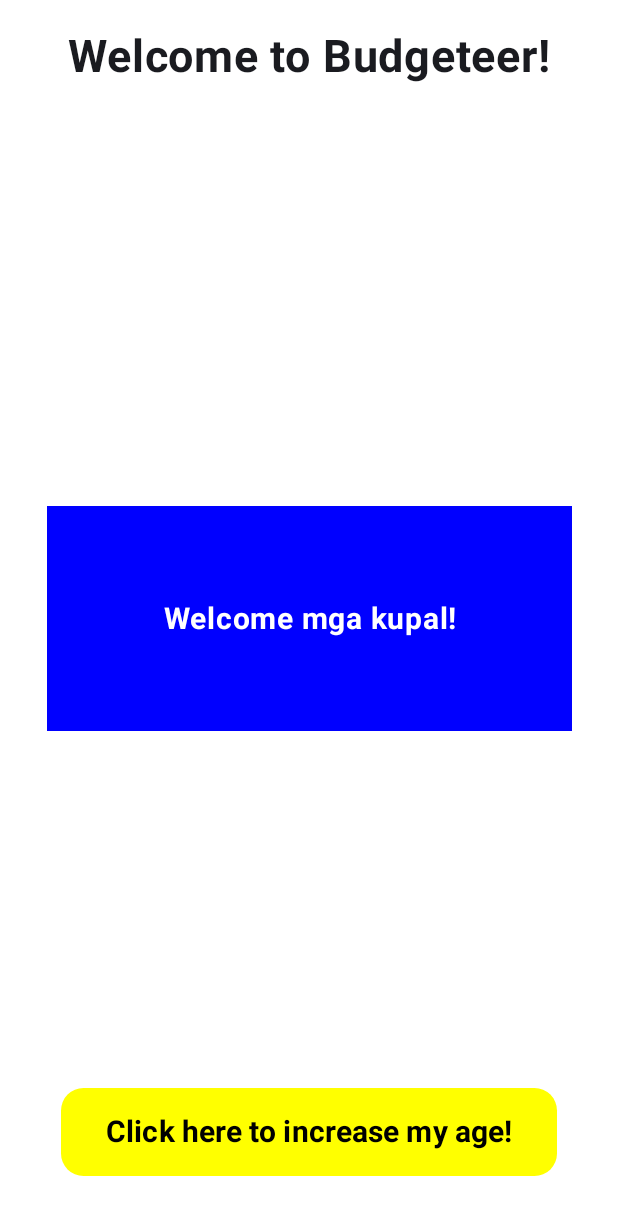
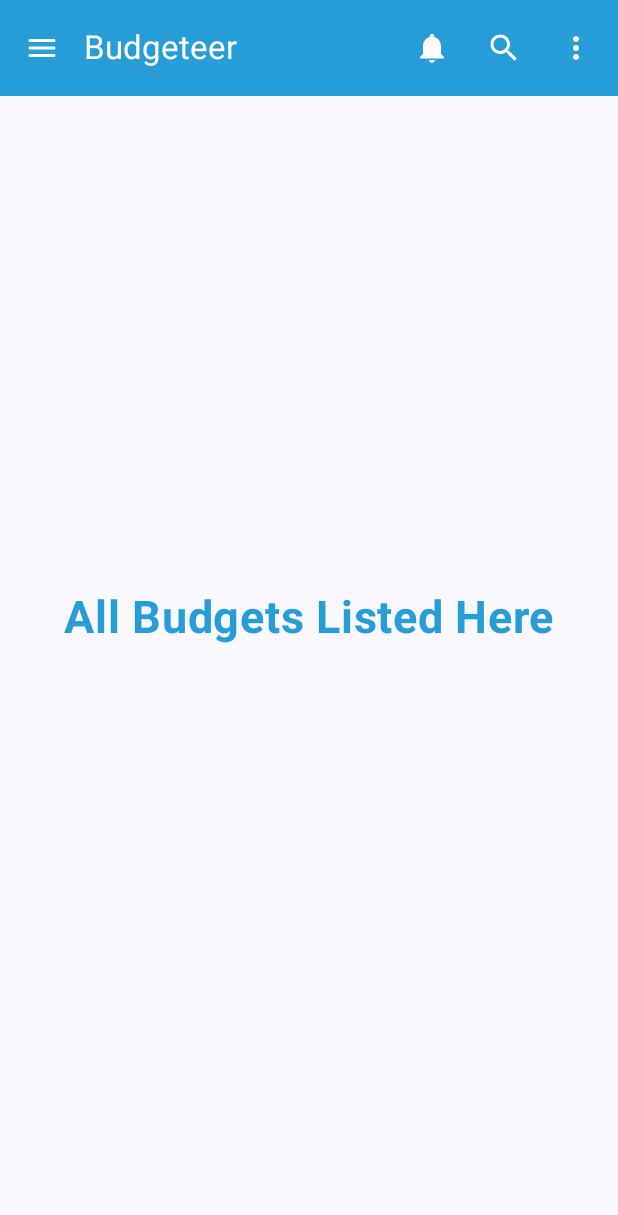
Before and after one commit to lbronn/Budgeteer, an Android app built with Jetpack Compose: the screen it shows after launch (Dashboard), on a phone screen of 412 x 824 dp. Shown: the top 1215 px of the screen. Run offline under Robolectric (Android 15) with nearby library versions, the phone set to English and light mode, and no system bars.

Commit message:
Made a proper navigation top bar and side bar (side bar opens other composable pages). Properly segregrated the files to its packages, and made a 'function_note' for references.

```diff
--- a/app/build.gradle.kts
+++ b/app/build.gradle.kts
@@ -54,6 +54,7 @@ dependencies {
     implementation(libs.material)
     implementation(libs.androidx.activity)
     implementation(libs.androidx.constraintlayout)
+    implementation (libs.androidx.navigation.compose)
     testImplementation(libs.junit)
     androidTestImplementation(libs.androidx.junit)
     androidTestImplementation(libs.androidx.espresso.core)
--- /dev/null
+++ b/app/src/main/java/com/example/budgeteer/composable_screens_handler/Screens.kt
@@ -0,0 +1,7 @@
+package com.example.budgeteer.composable_screens_handler
+
+sealed class Screens(val screen: String) {
+    data object AllBudgetList: Screens("allBudgetList")
+    data object Profile: Screens("profile")
+    data object Settings: Screens("settings")
+}
--- /dev/null
+++ b/app/src/main/java/com/example/budgeteer/composables/AllBudgetList.kt
@@ -0,0 +1,35 @@
+package com.example.budgeteer.composables
+
+import androidx.compose.foundation.layout.Arrangement
+import androidx.compose.foundation.layout.Box
+import androidx.compose.foundation.layout.Column
+import androidx.compose.foundation.layout.fillMaxSize
+import androidx.compose.material3.Text
+import androidx.compose.runtime.Composable
+import androidx.compose.ui.Alignment
+import androidx.compose.ui.Modifier
+import androidx.compose.ui.text.font.FontWeight
+import androidx.compose.ui.unit.sp
+import com.example.budgeteer.ui.theme.SteelBlue
+
+@Composable
+fun AllBudgetList() {
+    Box(
+        modifier = Modifier.fillMaxSize()
+    ) {
+        Column(
+            modifier = Modifier
+                .fillMaxSize()
+                .align(Alignment.Center),
+            horizontalAlignment = Alignment.CenterHorizontally,
+            verticalArrangement = Arrangement.Center,
+        ) {
+            Text(
+                text = "All Budgets Listed Here",
+                fontSize = 30.sp,
+                fontWeight = FontWeight.Bold,
+                color = SteelBlue
+            )
+        }
+    }
+}
--- a/app/src/main/java/com/example/budgeteer/composables/Dashboard.kt
+++ b/app/src/main/java/com/example/budgeteer/composables/Dashboard.kt
@@ -1,39 +1,54 @@
 package com.example.budgeteer.composables
 
+import android.annotation.SuppressLint
 import android.os.Bundle
+import android.widget.Toast
 import androidx.activity.ComponentActivity
 import androidx.activity.compose.setContent
 import androidx.compose.foundation.background
-import androidx.compose.foundation.layout.Arrangement
 import androidx.compose.foundation.layout.Box
-import androidx.compose.foundation.layout.Column
-import androidx.compose.foundation.layout.Row
-import androidx.compose.foundation.layout.fillMaxSize
+import androidx.compose.foundation.layout.fillMaxWidth
 import androidx.compose.foundation.layout.height
-import androidx.compose.foundation.layout.padding
-import androidx.compose.foundation.layout.width
-import androidx.compose.foundation.shape.RoundedCornerShape
-import androidx.compose.material3.Button
-import androidx.compose.material3.ButtonDefaults
+import androidx.compose.material.icons.Icons
+import androidx.compose.material.icons.filled.Close
+import androidx.compose.material.icons.filled.MoreVert
+import androidx.compose.material.icons.filled.Notifications
+import androidx.compose.material.icons.filled.Person
+import androidx.compose.material.icons.filled.Search
+import androidx.compose.material.icons.filled.Settings
+import androidx.compose.material.icons.filled.ShoppingCart
+import androidx.compose.material.icons.rounded.Menu
+import androidx.compose.material3.DrawerValue
+import androidx.compose.material3.ExperimentalMaterial3Api
+import androidx.compose.material3.HorizontalDivider
+import androidx.compose.material3.Icon
+import androidx.compose.material3.IconButton
+import androidx.compose.material3.ModalDrawerSheet
+import androidx.compose.material3.ModalNavigationDrawer
+import androidx.compose.material3.NavigationDrawerItem
+import androidx.compose.material3.Scaffold
 import androidx.compose.material3.Surface
 import androidx.compose.material3.Text
+import androidx.compose.material3.TopAppBar
+import androidx.compose.material3.TopAppBarDefaults
+import androidx.compose.material3.rememberDrawerState
 import androidx.compose.runtime.Composable
-import androidx.compose.runtime.getValue
-import androidx.compose.runtime.mutableIntStateOf
-import androidx.compose.runtime.remember
-import androidx.compose.runtime.setValue
-import androidx.compose.ui.Alignment
+import androidx.compose.runtime.rememberCoroutineScope
 import androidx.compose.ui.Modifier
 import androidx.compose.ui.graphics.Color
-import androidx.compose.ui.text.font.FontWeight
-import androidx.compose.ui.text.style.TextAlign
-import androidx.compose.ui.tooling.preview.Preview
+import androidx.compose.ui.platform.LocalContext
 import androidx.compose.ui.unit.dp
-import androidx.compose.ui.unit.sp
 import androidx.core.splashscreen.SplashScreen.Companion.installSplashScreen
+import androidx.navigation.compose.NavHost
+import androidx.navigation.compose.composable
+import androidx.navigation.compose.rememberNavController
+import com.example.budgeteer.composable_screens_handler.Screens
 import com.example.budgeteer.ui.theme.BudgeteerTheme
+import com.example.budgeteer.ui.theme.SteelBlue
+import kotlinx.coroutines.launch
 
 class Dashboard : ComponentActivity() {
+    @OptIn(ExperimentalMaterial3Api::class)
     override fun onCreate(savedInstanceState: Bundle?) {
         super.onCreate(savedInstanceState)
 //        enableEdgeToEdge()
@@ -41,139 +56,164 @@ class Dashboard : ComponentActivity() {
         setContent {
             BudgeteerTheme {
                 Surface (
-                    modifier = Modifier.fillMaxSize()
+//                    modifier = Modifier.fillMaxSize()
                 ) {
-//                    ShowTopBar()
-                    ShowBox()
-                    ShowColumn()
-                    ShowRow()
+                    ShowNavigationBar()
                 }
             }
         }
     }
 }
 
+@SuppressLint("UnusedMaterial3ScaffoldPaddingParameter")
+@ExperimentalMaterial3Api
 @Composable
-fun ShowBox() {
-    Box (
-        contentAlignment = Alignment.Center,
+fun ShowNavigationBar() {
+    val navigationController = rememberNavController()
+    val coroutineScope = rememberCoroutineScope()
+    val drawerState = rememberDrawerState(initialValue = DrawerValue.Closed)
+    val context = LocalContext.current.applicationContext
+
+    ModalNavigationDrawer(
+        drawerState = drawerState,
+        gesturesEnabled = true,
+        drawerContent = {
+            ModalDrawerSheet {
+                Box(
                     modifier = Modifier
-            .fillMaxSize()
-            .background(Color.White)
+                        .background(SteelBlue)
+                        .fillMaxWidth()
+                        .height(150.dp)
                 ) {
-        Box (
-            contentAlignment = Alignment.Center,
-            modifier = Modifier
-                .width(350.dp)
-                .height(150.dp)
-                .background(Color.Blue)
-        ) {
-            Text (
-                text = "Welcome mga kupal!",
-                textAlign = TextAlign.Center,
-                color = Color.White,
-                lineHeight = 32.sp,
-                fontWeight = FontWeight.Bold,
-                fontSize = 20.sp,
-                modifier = Modifier.padding(5.dp)
+
+                }
+                HorizontalDivider()
+                NavigationDrawerItem(
+                    label = {
+                        Text(text = "All Budget List", color = SteelBlue)
+                    },
+                    selected = false,
+                    icon = {
+                        Icon(imageVector = Icons.Default.ShoppingCart, contentDescription = "budget list", tint = SteelBlue)
+                    },
+                    onClick = {
+                        coroutineScope.launch {
+                            drawerState.close()
+                        }
+                        navigationController.navigate(Screens.AllBudgetList.screen) {
+                            popUpTo(0)
+                        }
+                    }
+                )
+                NavigationDrawerItem(
+                    label = {
+                        Text(text = "Profile", color = SteelBlue)
+                    },
+                    selected = false,
+                    icon = {
+                        Icon(imageVector = Icons.Default.Person, contentDescription = "profile", tint = SteelBlue)
+                    },
+                    onClick = {
+                        coroutineScope.launch {
+                            drawerState.close()
+                        }
+                        navigationController.navigate(Screens.Profile.screen) {
+                            popUpTo(0)
+                        }
+                    }
+                )
+                NavigationDrawerItem(
+                    label = {
+                        Text(text = "Settings", color = SteelBlue)
+                    },
+                    selected = false,
+                    icon = {
+                        Icon(imageVector = Icons.Default.Settings, contentDescription = "settings", tint = SteelBlue)
+                    },
+                    onClick = {
+                        coroutineScope.launch {
+                            drawerState.close()
+                        }
+                        navigationController.navigate(Screens.Settings.screen) {
+                            popUpTo(0)
+                        }
+                    }
+                )
+                NavigationDrawerItem(
+                    label = {
+                        Text(text = "Logout", color = SteelBlue)
+                    },
+                    selected = false,
+                    icon = {
+                        Icon(imageVector = Icons.Default.Close, contentDescription = "logout", tint = SteelBlue)
+                    },
+                    onClick = {
+                        coroutineScope.launch {
+                            drawerState.close()
+                        }
+                        Toast.makeText(context, "Logout", Toast.LENGTH_SHORT).show()
+                    }
                 )
             }
         }
-}
-
-@Composable
-fun ShowColumn() {
-    Column (
-        horizontalAlignment = Alignment.CenterHorizontally,
-        verticalArrangement = Arrangement.Top,
-        modifier = Modifier.padding(20.dp)
     ) {
-        Text (
-            text = "Welcome to Budgeteer!",
-            fontWeight = FontWeight.Bold,
-            fontSize = 30.sp
-        )
-
-    }
-}
-
-@Composable
-fun ShowRow() {
-    Row (
-        verticalAlignment = Alignment.Bottom,
-        horizontalArrangement = Arrangement.Center,
-        modifier = Modifier.padding(20.dp)
-    ) {
-        var age by remember {
-            mutableIntStateOf(0)
-        }
-        Button (
-            onClick = { age++ },
-            shape = RoundedCornerShape(size = 15.dp),
-            colors = ButtonDefaults.buttonColors(Color.Yellow),
-            modifier = Modifier.padding(20.dp)
-        ) {
-            Text (
-                text = when(age) {
-                    0 -> "Click here to increase my age!"
-                    else -> "Click here to increase my age! Age: $age"
-                },
-                textAlign = TextAlign.Center,
-                color = Color.Black,
-                lineHeight = 32.sp,
-                fontWeight = FontWeight.Bold,
-                fontSize = 20.sp,
-                modifier = Modifier.padding(5.dp)
-            )
-        }
-    }
-}
-
-/* ---Unusable function AS OF NOW---
-@OptIn(ExperimentalMaterial3Api::class)
-@Composable
-fun ShowTopBar() {
-    val context = LocalContext.current.applicationContext
+        Scaffold(
+            topBar = {
+                val coroutineScope = rememberCoroutineScope()
                 TopAppBar (
                     title = { Text(text = "Budgeteer")},
                     navigationIcon = {
                         IconButton (
-                onClick = {Toast.makeText(context, "Clicked Budgeteer icon", Toast.LENGTH_SHORT).show()}
+                            onClick = {
+                                coroutineScope.launch {
+                                    drawerState.open()
+                                }
+                            }
                         ) {
-                Icon(painter = painterResource(id = R.drawable.splash_icon_transparent), contentDescription = "Budgeteer Icon")
+                            Icon(
+                                Icons.Rounded.Menu, contentDescription = "menu button",
+                            )
                         }
                     },
                     colors = TopAppBarDefaults.topAppBarColors(
-            containerColor = Color.White,
-            titleContentColor = Color.Black,
+                        containerColor = SteelBlue,
+                        titleContentColor = Color.White,
+                        navigationIconContentColor = Color.White
                     ),
                     actions = {
                         IconButton (
                             onClick = {Toast.makeText(context, "Clicked notifications icon", Toast.LENGTH_SHORT).show()}
                         ) {
-                Icon(imageVector = Icons.Filled.Notifications, contentDescription = "Notifications Icon", tint = Color.Blue)
+                            Icon(imageVector = Icons.Filled.Notifications, contentDescription = "Notifications Icon", tint = Color.White)
                         }
                         IconButton (
                             onClick = {Toast.makeText(context, "Clicked search icon", Toast.LENGTH_SHORT).show()}
                         ) {
-                Icon(imageVector = Icons.Filled.Search, contentDescription = "Search Icon", tint = Color.Blue)
+                            Icon(imageVector = Icons.Filled.Search, contentDescription = "Search Icon", tint = Color.White)
                         }
                         IconButton (
                             onClick = {Toast.makeText(context, "Clicked options icon", Toast.LENGTH_SHORT).show()}
                         ) {
-                Icon(imageVector = Icons.Filled.MoreVert, contentDescription = "Options Icon", tint = Color.Blue)
+                            Icon(imageVector = Icons.Filled.MoreVert, contentDescription = "Options Icon", tint = Color.White)
                         }
                     }
                 )
-} */
-
-@Preview(showBackground = true)
-@Composable
-fun ShowPreview() {
-    BudgeteerTheme {
-//        ShowTopBar()
-        ShowBox()
-        ShowColumn()
-        ShowRow()
+            }
+        ) {
+            NavHost(
+                navController = navigationController,
+                startDestination = Screens.AllBudgetList.screen
+            ) {
+                composable(Screens.AllBudgetList.screen) {
+                    AllBudgetList()
+                }
+                composable(Screens.Profile.screen) {
+                    Profile()
+                }
+                composable(Screens.Settings.screen) {
+                    Settings()
                 }
             }
+        }
+    }
+}
--- a/app/src/main/java/com/example/budgeteer/ui/theme/Color.kt
+++ b/app/src/main/java/com/example/budgeteer/ui/theme/Color.kt
@@ -10,3 +10,4 @@ val Purple40 = Color(0xFF6650a4)
 val PurpleGrey40 = Color(0xFF625b71)
 val Pink40 = Color(0xFF7D5260)
 val White = Color(0xFFFFFFFF)
+val SteelBlue =  Color(0xFF279dd7)
--- a/app/src/main/java/com/example/budgeteer/ui/theme/Theme.kt
+++ b/app/src/main/java/com/example/budgeteer/ui/theme/Theme.kt
@@ -9,10 +9,14 @@ import androidx.compose.material3.dynamicDarkColorScheme
 import androidx.compose.material3.dynamicLightColorScheme
 import androidx.compose.material3.lightColorScheme
 import androidx.compose.runtime.Composable
+import androidx.compose.runtime.SideEffect
+import androidx.compose.ui.graphics.toArgb
 import androidx.compose.ui.platform.LocalContext
+import androidx.compose.ui.platform.LocalView
+import androidx.core.view.WindowCompat
 
 private val DarkColorScheme = darkColorScheme(
-    primary = White,
+    primary = SteelBlue,
     secondary = PurpleGrey80,
     tertiary = Pink80
 )
@@ -50,6 +54,15 @@ fun BudgeteerTheme(
         else -> LightColorScheme
     }
 
+    val view = LocalView.current
+    if(!view.isInEditMode) {
+        SideEffect {
+            val window = (view.context as Activity).window
+            window.statusBarColor = SteelBlue.toArgb()
+            WindowCompat.getInsetsController(window, view).isAppearanceLightStatusBars = darkTheme
+        }
+    }
+
     MaterialTheme(
         colorScheme = colorScheme,
         typography = Typography,
--- a/gradle/libs.versions.toml
+++ b/gradle/libs.versions.toml
@@ -13,10 +13,12 @@ appcompat = "1.7.0"
 material = "1.12.0"
 activity = "1.9.3"
 constraintlayout = "2.2.0"
+navigationCompose = "2.8.5"
 
 [libraries]
 androidx-core-ktx = { group = "androidx.core", name = "core-ktx", version.ref = "coreKtx" }
 androidx-core-splashscreen = { module = "androidx.core:core-splashscreen", version.ref = "coreSplashscreen" }
+androidx-navigation-compose = { module = "androidx.navigation:navigation-compose", version.ref = "navigationCompose" }
 junit = { group = "junit", name = "junit", version.ref = "junit" }
 androidx-junit = { group = "androidx.test.ext", name = "junit", version.ref = "junitVersion" }
 androidx-espresso-core = { group = "androidx.test.espresso", name = "espresso-core", version.ref = "espressoCore" }
```
Also changed, not shown: app/src/main/java/com/example/budgeteer/composables/Profile.kt (added, +35 -0 lines), app/src/main/java/com/example/budgeteer/composables/Settings.kt (added, +35 -0 lines), app/src/main/java/com/example/budgeteer/function_notes.kt (added, +115 -0 lines). Lines whose indentation alone changed are shown as unchanged.
